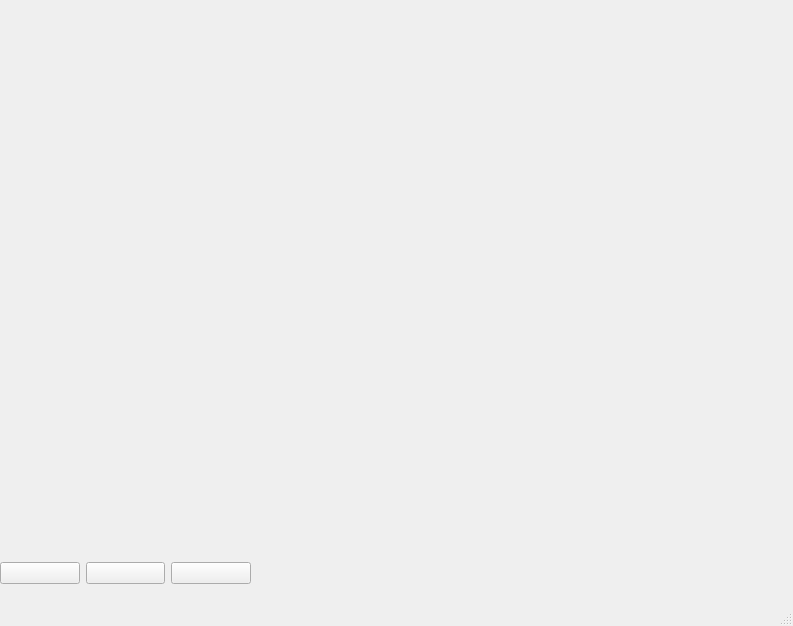
johnomotani/multigifview, file qtdesignerfiles/mainwindow.ui: the form before one commit.
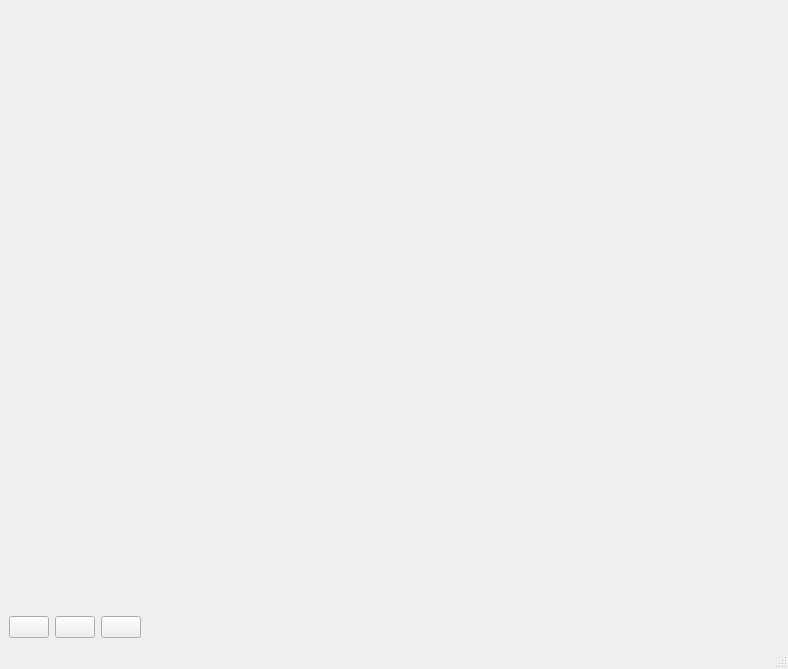
The form after the commit. Icons and pictures are not drawn.

Commit message: Make layout resize with window

Patch:
```diff
--- a/qtdesignerfiles/mainwindow.ui
+++ b/qtdesignerfiles/mainwindow.ui
@@ -6,24 +6,65 @@
    <rect>
     <x>0</x>
     <y>0</y>
-    <width>793</width>
-    <height>626</height>
+    <width>788</width>
+    <height>669</height>
    </rect>
   </property>
   <property name="windowTitle">
    <string>multigifview</string>
   </property>
   <widget class="QWidget" name="centralwidget">
-   <widget class="QWidget" name="horizontalLayoutWidget">
-    <property name="geometry">
-     <rect>
-      <x>0</x>
-      <y>560</y>
-      <width>251</width>
-      <height>26</height>
-     </rect>
-    </property>
+   <layout class="QVBoxLayout" name="verticalLayout_main">
+    <item>
+     <layout class="QHBoxLayout" name="gif_layout">
+      <item>
+       <layout class="QVBoxLayout" name="left_column">
+        <item>
+         <widget class="QLabel" name="gif_widget">
+          <property name="text">
+           <string/>
+          </property>
+         </widget>
+        </item>
+        <item>
+         <spacer name="verticalSpacer_left">
+          <property name="orientation">
+           <enum>Qt::Vertical</enum>
+          </property>
+          <property name="sizeHint" stdset="0">
+           <size>
+            <width>20</width>
+            <height>40</height>
+           </size>
+          </property>
+         </spacer>
+        </item>
+       </layout>
+      </item>
+      <item>
+       <layout class="QVBoxLayout" name="right_column">
+        <item>
+         <spacer name="verticalSpacer_right">
+          <property name="orientation">
+           <enum>Qt::Vertical</enum>
+          </property>
+          <property name="sizeHint" stdset="0">
+           <size>
+            <width>20</width>
+            <height>40</height>
+           </size>
+          </property>
+         </spacer>
+        </item>
+       </layout>
+      </item>
+     </layout>
+    </item>
+    <item>
     <layout class="QHBoxLayout" name="horizontalLayout">
+      <property name="sizeConstraint">
+       <enum>QLayout::SetFixedSize</enum>
+      </property>
      <item>
       <widget class="QPushButton" name="play_button">
        <property name="text">
@@ -63,21 +104,22 @@
        </property>
       </widget>
      </item>
-    </layout>
-   </widget>
-   <widget class="QLabel" name="gif_widget">
-    <property name="geometry">
-     <rect>
-      <x>0</x>
-      <y>0</y>
-      <width>791</width>
-      <height>561</height>
-     </rect>
-    </property>
-    <property name="text">
-     <string/>
-    </property>
-   </widget>
+      <item>
+       <spacer name="horizontalSpacer">
+        <property name="orientation">
+         <enum>Qt::Horizontal</enum>
+        </property>
+        <property name="sizeHint" stdset="0">
+         <size>
+          <width>40</width>
+          <height>20</height>
+         </size>
+        </property>
+       </spacer>
+      </item>
+     </layout>
+    </item>
+   </layout>
   </widget>
   <widget class="QMenuBar" name="menubar">
    <property name="geometry">
```
Left out of the diff: 2 changed lines with no effect on the pictures. Lines whose indentation alone changed are shown as unchanged. The commit also changes 2 other files.
